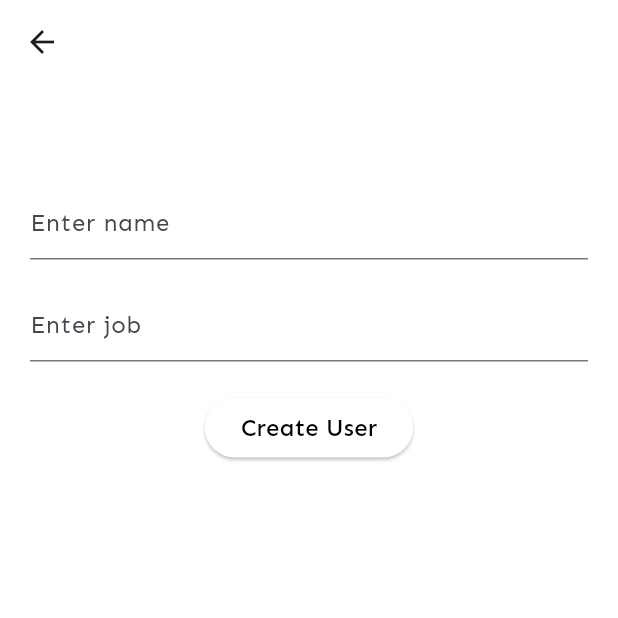
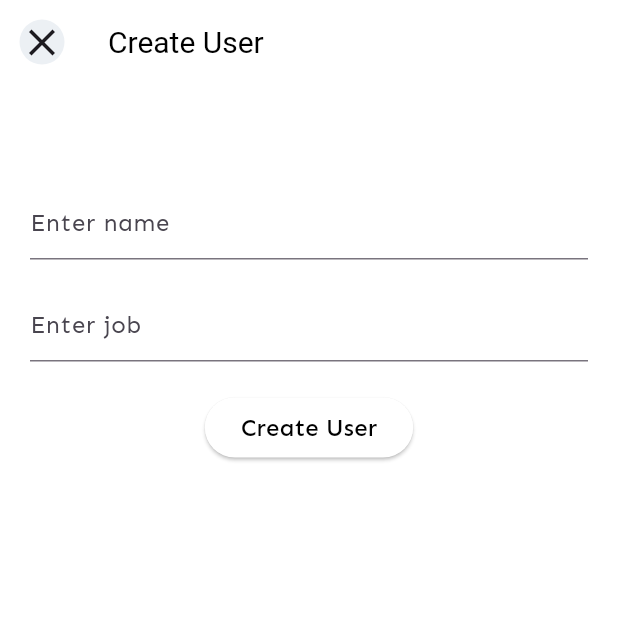
Before and after one commit to fahmiidris007/mobile_user_app, a Flutter app: the screen it shows after launch, after a tap on the "add" icon, on a phone screen of 412 x 824 dp, the top half of it. Run offline on Flutter 3.47's test engine with Material 3 defaults, Android fonts, the phone set to English and light mode, and no system bars; our stand-ins replace dio, equatable, flutter_bloc; network calls fail.

```diff
--- a/lib/configs/theme/app_themes.dart
+++ b/lib/configs/theme/app_themes.dart
@@ -5,6 +5,7 @@ const Color primaryColor = Color(0xFFFFFFFF);
 const Color secondaryColor = Color(0xFFFB6D3A);
 const Color onPrimaryColor = Color(0xFF9C9BA6);
 const Color colorFill = Color(0xFFECF0F4);
+const Color colorFill2 = Color(0xFFF6F8FA);
 
 ThemeData theme() {
   return ThemeData(
--- a/lib/features/crud/add_user/view/add_user_page.dart
+++ b/lib/features/crud/add_user/view/add_user_page.dart
@@ -1,8 +1,10 @@
 import 'package:flutter/material.dart';
 import 'package:flutter_bloc/flutter_bloc.dart';
+import 'package:mobile_user_app/configs/theme/app_themes.dart';
 import 'package:mobile_user_app/features/crud/add_user/bloc/add_user_bloc.dart';
 import 'package:mobile_user_app/features/crud/add_user/bloc/add_user_event.dart';
 import 'package:mobile_user_app/features/crud/add_user/bloc/add_user_state.dart';
+import 'package:mobile_user_app/features/crud/get_user/view/user_list_page.dart';
 
 class AddUserPage extends StatelessWidget {
   static const String routeName = '/addUser';
@@ -13,7 +15,23 @@ class AddUserPage extends StatelessWidget {
   @override
   Widget build(BuildContext context) {
     return  Scaffold(
-      appBar: AppBar(),
+      appBar: AppBar(
+        title: const Text(
+          'Create User',
+          style: TextStyle(color: Colors.black),
+        ),
+        leading: IconButton(
+          onPressed: () {
+            Navigator.pop(context);
+          },
+          icon: Container(
+              decoration: const BoxDecoration(
+                shape: BoxShape.circle,
+                color: colorFill,
+              ),
+              child: const Icon(Icons.close, size: 30)),
+        ),
+      ),
       body: const SafeArea(
         child: AddUserWidget(),
       ),
--- a/lib/features/crud/get_user/view/user_list_page.dart
+++ b/lib/features/crud/get_user/view/user_list_page.dart
@@ -3,6 +3,7 @@ import 'package:flutter_bloc/flutter_bloc.dart';
 import 'package:mobile_user_app/configs/theme/app_themes.dart';
 import 'package:mobile_user_app/features/crud/add_user/view/add_user_page.dart';
 import 'package:mobile_user_app/features/crud/get_user/bloc/get_user_bloc.dart';
+import 'package:mobile_user_app/features/crud/get_user/view/widgets/build_body.dart';
 import 'package:mobile_user_app/features/crud/get_user/view/widgets/user_list_tile.dart';
 
 class UserListPage extends StatefulWidget {
@@ -32,13 +33,13 @@ class _UserListPageState extends State<UserListPage> {
       initialIndex: 0,
       length: 2,
       child: Scaffold(
-        appBar: _buildAppBar(),
-        body: _buildBody(),
+        appBar: buildAppBar(context),
+        body: const BuildBody(),
       ),
     );
   }
 
-  _buildAppBar() {
+  AppBar buildAppBar(BuildContext context) {
     return AppBar(
         title: const Padding(
           padding: EdgeInsets.only(left: 16),
@@ -73,49 +74,6 @@ class _UserListPageState extends State<UserListPage> {
       );
   }
 
-  _buildBody() {
-    return TabBarView(
-      children: <Widget>[
-        Center(
-          child: BlocBuilder<GetUserBloc, GetUserState>(builder: (context, state) {
-            if (state is GetUserLoading) {
-              return const Center(child: CircularProgressIndicator());
-            } else if (state is GetUserLoaded) {
-              return Padding(
-                padding: const EdgeInsetsDirectional.fromSTEB(24, 16, 24, 16),
-                child: Column(
-                  crossAxisAlignment: CrossAxisAlignment.start,
-                  children: [
-                    Text('Total: ${state.user.length} items' , style: TextStyle(color: onPrimaryColor)),
-                    Expanded(
-                      child: ListView.builder(
-                        shrinkWrap: true,
-                        itemCount: state.user.length,
-                        itemBuilder: (context, index) {
-                          return UserListTile(
-                            user: state.user[index],
-                            index: index,
-                          );
-                        },
-                      ),
-                    ),
-                  ],
-                ),
-              );
-            } else if (state is GetUserError) {
-              return const Text('Something went wrong!');
-            }else{
-              return const Text('Something went wrong!');
-            }
-          }),
-        ),
-        Center(
-          child: const Text('Selected'),
-        ),
-      ],
-
-    );
-  }
 
   void _onScroll() {
     if (_isBottom) _getUserBloc.add(GetMoreUser());
--- /dev/null
+++ b/lib/features/crud/get_user/view/widgets/build_body.dart
@@ -0,0 +1,56 @@
+import 'package:flutter/material.dart';
+import 'package:flutter_bloc/flutter_bloc.dart';
+import 'package:mobile_user_app/configs/theme/app_themes.dart';
+import 'package:mobile_user_app/features/crud/get_user/bloc/get_user_bloc.dart';
+import 'package:mobile_user_app/features/crud/get_user/view/widgets/user_list_tile.dart';
+
+class BuildBody extends StatelessWidget {
+  const BuildBody({
+    super.key,
+  });
+
+  @override
+  Widget build(BuildContext context) {
+    return TabBarView(
+      children: <Widget>[
+        Center(
+          child: BlocBuilder<GetUserBloc, GetUserState>(builder: (context, state) {
+            if (state is GetUserLoading) {
+              return const Center(child: CircularProgressIndicator());
+            } else if (state is GetUserLoaded) {
+              return Padding(
+                padding: const EdgeInsetsDirectional.fromSTEB(24, 16, 24, 16),
+                child: Column(
+                  crossAxisAlignment: CrossAxisAlignment.start,
+                  children: [
+                    Text('Total: ${state.user.length} items' , style: TextStyle(color: onPrimaryColor)),
+                    Expanded(
+                      child: ListView.builder(
+                        shrinkWrap: true,
+                        itemCount: state.user.length,
+                        itemBuilder: (context, index) {
+                          return UserListTile(
+                            user: state.user[index],
+                            index: index,
+                          );
+                        },
+                      ),
+                    ),
+                  ],
+                ),
+              );
+            } else if (state is GetUserError) {
+              return const Text('Something went wrong!');
+            }else{
+              return const Text('Something went wrong!');
+            }
+          }),
+        ),
+        Center(
+          child: const Text('Selected'),
+        ),
+      ],
+
+    );
+  }
+}
```
Also changed, not shown: lib/features/crud/get_user/view/widgets/user_list_tile.dart (+25 -3 lines). Lines whose indentation alone changed are shown as unchanged.
